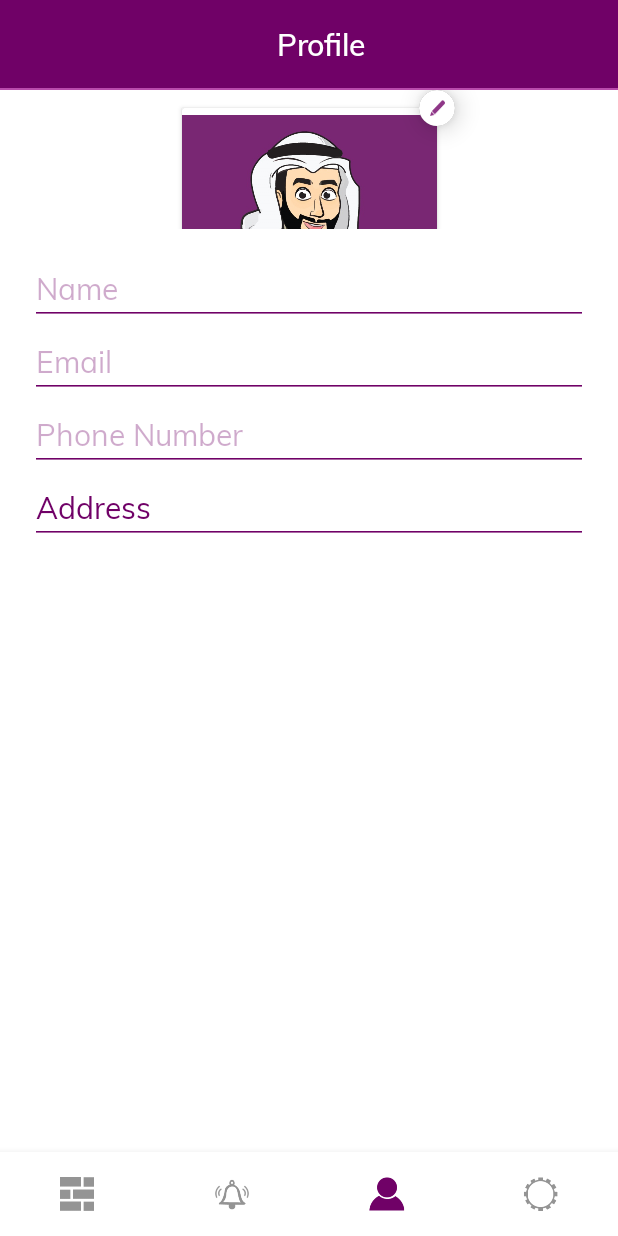
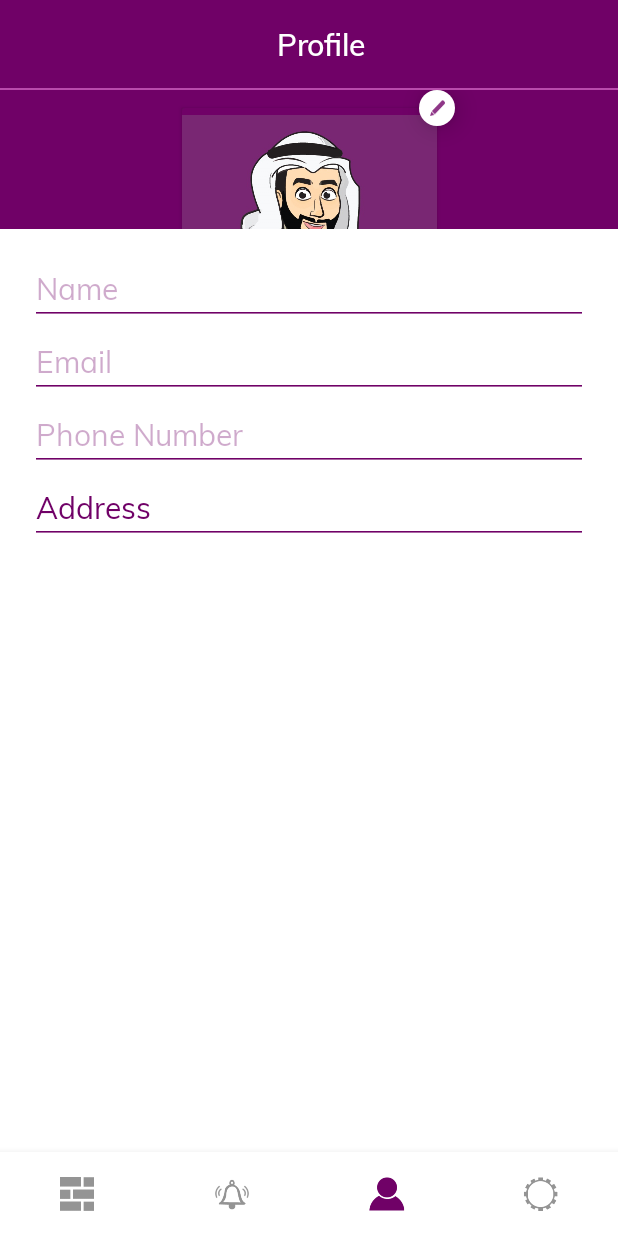
Before and after one commit to navjotrana28/bezatRetailer, an Android app: the Dashboard screen opened directly, with no data from a screen before it, item 3 of the bottom bar chosen, on a phone screen of 412 x 824 dp. Run offline under Robolectric (Android 15) with nearby library versions, the phone set to English and light mode, and no system bars; our stand-ins replace CircleImageView, Picasso, Volley, sdp/ssp sizes; network calls fail; pictures from the network do not load.

Commit message:
fix icons and profile section

```diff
--- a/app/src/main/res/layout/fargment_profile.xml
+++ b/app/src/main/res/layout/fargment_profile.xml
@@ -61,7 +61,7 @@
 					android:id="@+id/profile_constraint_layout"
 					android:layout_width="match_parent"
 					android:layout_height="wrap_content"
-					android:background="@color/white">
+					android:background="@color/colorPrimary">
 
 				<androidx.cardview.widget.CardView
 						android:id="@+id/front_edit"
@@ -71,7 +71,7 @@
 						android:layout_marginTop="@dimen/spacing_small"
 						android:layout_marginEnd="@dimen/spacing_small"
 						android:layout_marginBottom="@dimen/spacing_small"
-						android:background="@color/white"
+						android:background="@color/colorPrimary"
 						android:clickable="true"
 						android:focusable="true"
 						android:padding="@dimen/spacing_normal"
@@ -87,7 +87,7 @@
 							android:id="@+id/edit_profile"
 							android:layout_width="wrap_content"
 							android:layout_height="wrap_content"
-							android:background="@color/white">
+							android:background="@color/colorPrimary">
 
 						<androidx.appcompat.widget.AppCompatImageView
 								android:id="@+id/front_edit_icon"
@@ -95,6 +95,7 @@
 								android:layout_height="@dimen/icon_size_normal"
 								android:layout_gravity="center"
 								android:padding="6dp"
+								android:background="@color/white"
 								android:src="@drawable/ic_edit_borderless_8dp"
 								app:layout_constraintStart_toStartOf="parent"
 								app:layout_constraintTop_toTopOf="parent" />
@@ -107,7 +108,7 @@
 						android:layout_width="170dp"
 						android:layout_height="wrap_content"
 						android:visibility="visible"
-						android:background="@color/white"
+						android:background="@color/colorPrimary"
 						app:layout_constraintBottom_toBottomOf="parent"
 						app:layout_constraintEnd_toEndOf="parent"
 						app:layout_constraintStart_toStartOf="parent"
@@ -115,14 +116,13 @@
 
 					<androidx.constraintlayout.widget.ConstraintLayout
 							android:layout_width="wrap_content"
-							android:layout_height="wrap_content"
-							android:background="@color/white">
+							android:layout_height="wrap_content">
 
 						<androidx.appcompat.widget.AppCompatImageView
 								android:id="@+id/imgProfile"
 								android:layout_width="wrap_content"
 								android:layout_height="@dimen/_124sdp"
-								android:background="@color/white"
+								android:background="@color/colorPrimary"
 								android:scaleType="fitCenter"
 								android:src="@drawable/maleicon"
 								app:layout_constraintBottom_toBottomOf="parent"
--- a/app/src/main/res/layout/fragment_contact_us.xml
+++ b/app/src/main/res/layout/fragment_contact_us.xml
@@ -92,7 +92,6 @@
 					android:textColor="@color/black"
 					android:textColorHint="@color/dark_grey"
 					android:textSize="14sp"
-
 			/>
 		</androidx.cardview.widget.CardView>
 		<androidx.cardview.widget.CardView
```
Also changed, not shown: app/src/main/res/layout/row_dashboard_item.xml (+15 -10 lines).
